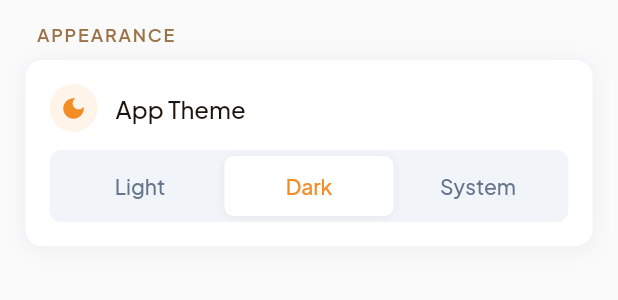
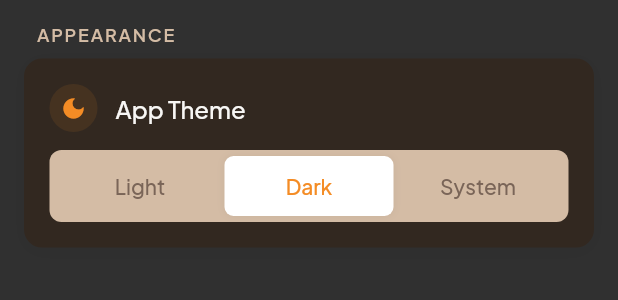
Before and after one commit to pckzy/FoodMood, a Flutter app: the SettingAppearance widget shown alone on an empty page, opened directly, after a tap on "Dark", on a phone screen of 412 x 824 dp. Shown: the top 300 px of the screen. Run offline on Flutter 3.47's test engine with Material 3 defaults, Android fonts, the light colour scheme and no system bars; our stand-ins replace flutter_dotenv, supabase_flutter; accounts and stored records are empty; network calls fail.

Commit message:
Add Mockup UI

```diff
--- a/lib/main.dart
+++ b/lib/main.dart
@@ -32,8 +32,15 @@ class MainApp extends StatelessWidget {
       title: 'FoodMood',
       // theme: ThemeData(useMaterial3: true, fontFamily: 'PlusJakartaSans'),
       // theme: lightMode,
-      theme: Provider.of<ThemeProvider>(context).themeData,
-      darkTheme: darkMode,
+
+
+      // theme: Provider.of<ThemeProvider>(context).themeData,
+      // darkTheme: darkMode,
+
+      theme: lightMode, // ไฟล์ theme.dart ของคุณ
+      darkTheme: darkMode, // ไฟล์ theme.dart ของคุณ
+      themeMode: Provider.of<ThemeProvider>(context).themeMode,
+
       home: AuthGate(),
       debugShowCheckedModeBanner: false,
     );
--- a/lib/screens/profile_screen.dart
+++ b/lib/screens/profile_screen.dart
@@ -1,8 +1,5 @@
 import 'package:flutter/material.dart';
 import 'package:foodmood/auth/auth_service.dart';
-import 'package:foodmood/theme/theme_provider.dart';
-import 'package:foodmood/widgets/test_btn.dart';
-import 'package:provider/provider.dart';
 
 class ProfileScreen extends StatefulWidget {
   const ProfileScreen({super.key});
@@ -31,12 +28,6 @@ class _ProfileScreenState extends State<ProfileScreen> {
       body: Column(
         children: [
           Center(child: Text(currentEmail.toString())),
-          MyButton(
-            color: Colors.blue[200],
-            onTap: () {
-              Provider.of<ThemeProvider>(context, listen: false).toggleTheme();
-            },
-          ),
         ],
       ),
     );
--- a/lib/theme/theme_provider.dart
+++ b/lib/theme/theme_provider.dart
@@ -1,21 +1,19 @@
 import 'package:flutter/material.dart';
-import 'package:foodmood/theme/theme.dart';
 
 class ThemeProvider with ChangeNotifier {
-  ThemeData _themeData = lightMode;
+  ThemeMode _themeMode = ThemeMode.system;
 
-  ThemeData get themeData => _themeData;
+  ThemeMode get themeMode => _themeMode;
 
-  set themeData(ThemeData themeData) {
-    _themeData = themeData;
+
+  void setTheme(int index) {
+    if (index == 0) {
+      _themeMode = ThemeMode.light;
+    } else if (index == 1) {
+      _themeMode = ThemeMode.dark;
+    } else {
+      _themeMode = ThemeMode.system;
+    }
     notifyListeners();
   }
-
-  void toggleTheme() {
-    if (_themeData == lightMode) {
-      themeData = darkMode;
-    } else {
-      themeData = lightMode;
-    }
-  }
 }
--- a/lib/widgets/setting_appearance.dart
+++ b/lib/widgets/setting_appearance.dart
@@ -1,4 +1,6 @@
 import 'package:flutter/material.dart';
+import 'package:foodmood/theme/theme_provider.dart';
+import 'package:provider/provider.dart';
 
 class SettingAppearance extends StatefulWidget {
   const SettingAppearance({super.key});
@@ -8,11 +10,20 @@ class SettingAppearance extends StatefulWidget {
 }
 
 class _SettingAppearanceState extends State<SettingAppearance> {
-  int _selectedTheme = 2;
-
   @override
   Widget build(BuildContext context) {
     final colorScheme = Theme.of(context).colorScheme;
+
+    final themeProvider = Provider.of<ThemeProvider>(context);
+
+    int selectedIndex;
+    if (themeProvider.themeMode == ThemeMode.light) {
+      selectedIndex = 0;
+    } else if (themeProvider.themeMode == ThemeMode.dark) {
+      selectedIndex = 1;
+    } else {
+      selectedIndex = 2;
+    }
 
     return Column(
       crossAxisAlignment: CrossAxisAlignment.start,
@@ -84,110 +95,26 @@ class _SettingAppearanceState extends State<SettingAppearance> {
                   padding: const EdgeInsets.all(4),
                   child: Row(
                     children: [
-                      Expanded(
-                        child: GestureDetector(
-                          onTap: () {
-                            setState(() => _selectedTheme = 0);
-                          },
-                          child: Container(
-                            decoration: BoxDecoration(
-                              color: _selectedTheme == 0
-                                  ? Colors.white
-                                  : Colors.transparent,
-                              borderRadius: BorderRadius.circular(6),
-                              boxShadow: _selectedTheme == 0
-                                  ? [
-                                      BoxShadow(
-                                        color: Colors.black.withValues(alpha: 0.05),
-                                        blurRadius: 4,
-                                        offset: const Offset(0, 1),
-                                      ),
-                                    ]
-                                  : null,
-                            ),
-                            alignment: Alignment.center,
-                            child: Text(
-                              'Light',
-                              style: TextStyle(
-                                fontSize: 14,
-                                fontWeight: FontWeight.w500,
-                                color: _selectedTheme == 0
-                                    ? const Color(0xFFF48C25)
-                                    : colorScheme.onTertiaryFixed,
-                              ),
-                            ),
-                          ),
-                        ),
+                      _buildThemeButton(
+                        label: 'Light',
+                        index: 0,
+                        currentSelection: selectedIndex,
+                        onTap: () => themeProvider.setTheme(0),
+                        colorScheme: colorScheme,
                       ),
-                      Expanded(
-                        child: GestureDetector(
-                          onTap: () {
-                            setState(() => _selectedTheme = 1);
-                          },
-                          child: Container(
-                            decoration: BoxDecoration(
-                              color: _selectedTheme == 1
-                                  ? Colors.white
-                                  : Colors.transparent,
-                              borderRadius: BorderRadius.circular(6),
-                              boxShadow: _selectedTheme == 1
-                                  ? [
-                                      BoxShadow(
-                                        color: Colors.black.withValues(alpha: 0.05),
-                                        blurRadius: 4,
-                                        offset: const Offset(0, 1),
-                                      ),
-                                    ]
-                                  : null,
-                            ),
-                            alignment: Alignment.center,
-                            child: Text(
-                              'Dark',
-                              style: TextStyle(
-                                fontSize: 14,
-                                fontWeight: FontWeight.w500,
-                                color: _selectedTheme == 1
-                                    ? const Color(0xFFF48C25)
-                                    : colorScheme.onTertiaryFixed,
-                              ),
-                            ),
-                          ),
-                        ),
+                      _buildThemeButton(
+                        label: 'Dark',
+                        index: 1,
+                        currentSelection: selectedIndex,
+                        onTap: () => themeProvider.setTheme(1),
+                        colorScheme: colorScheme,
                       ),
-                      Expanded(
-                        child: GestureDetector(
-                          onTap: () {
-                            setState(() => _selectedTheme = 2);
-                          },
-                          child: Container(
-                            decoration: BoxDecoration(
-                              color: _selectedTheme == 2
-                                  ? Colors.white
-                                  : Colors.transparent,
-                              borderRadius: BorderRadius.circular(6),
-                              boxShadow: _selectedTheme == 2
-                                  ? [
-                                      BoxShadow(
-                                        color: Colors.black.withValues(alpha: 0.05),
-                                        blurRadius: 4,
-                                        offset: const Offset(0, 1),
-                                      ),
-                                    ]
-                                  : null,
-                            ),
-                            alignment: Alignment.center,
-                            child: Text(
-                              'System',
-                              style: TextStyle(
-                                fontSize: 14,
-                                fontWeight: FontWeight.w500,
-                                color: _selectedTheme == 2
-                                    ? const Color(0xFFF48C25)
-                                    : colorScheme.onTertiaryFixed,
-                              ),
-                            ),
-                          ),
-                        ),
+                      _buildThemeButton(
+                        label: 'System',
+                        index: 2,
+                        currentSelection: selectedIndex,
+                        onTap: () => themeProvider.setTheme(2),
+                        colorScheme: colorScheme,
                       ),
                     ],
                   ),
@@ -199,4 +126,44 @@ class _SettingAppearanceState extends State<SettingAppearance> {
       ],
     );
   }
+
+  Widget _buildThemeButton({
+    required String label,
+    required int index,
+    required int currentSelection,
+    required VoidCallback onTap,
+    required ColorScheme colorScheme,
+  }) {
+    final isSelected = currentSelection == index;
+    return Expanded(
+      child: GestureDetector(
+        onTap: onTap,
+        child: Container(
+          decoration: BoxDecoration(
+            color: isSelected ? Colors.white : Colors.transparent,
+            borderRadius: BorderRadius.circular(6),
+            boxShadow: isSelected
+                ? [
+                    BoxShadow(
+                      color: Colors.black.withValues(alpha: 0.05),
+                      blurRadius: 4,
+                    ),
+                  ]
+                : null,
+          ),
+          alignment: Alignment.center,
+          child: Text(
+            label,
+            style: TextStyle(
+              fontSize: 14,
+              fontWeight: FontWeight.w500,
+              color: isSelected
+                  ? const Color(0xFFF48C25)
+                  : colorScheme.onTertiaryFixed,
+            ),
+          ),
+        ),
+      ),
+    );
+  }
 }
--- a/lib/widgets/test_btn.dart
+++ /dev/null
@@ -1,22 +0,0 @@
-import 'package:flutter/material.dart';
-
-class MyButton extends StatelessWidget {
-  final Color? color;
-  final void Function()? onTap;
-  const MyButton({super.key, required this.color, required this.onTap});
-
-  @override
-  Widget build(BuildContext context) {
-    return GestureDetector(
-      onTap: onTap,
-      child: Container(
-        decoration: BoxDecoration(
-          color: color,
-          borderRadius: BorderRadius.circular(8)
-        ),
-        padding: const EdgeInsets.all(25),
-        child: const Center(child: Text('TAP'),),
-      ),
-    );
-  }
-}
```
Also changed, not shown: 2 other files.
